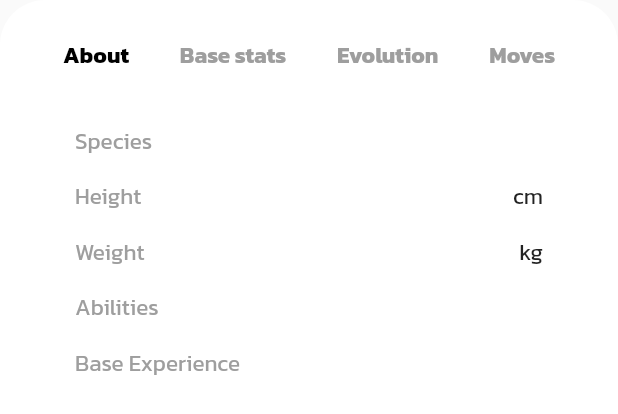
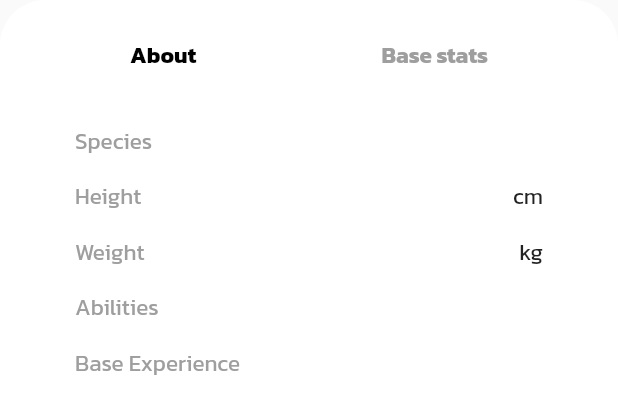
Before and after one commit to peetck/pokedex_app, a Flutter app: the BottomDetailCard widget shown alone on an empty page, opened directly with empty values, on a phone screen of 412 x 824 dp. Shown: the top 414 px of the screen. Run offline on Flutter 3.47's test engine with Material 2 defaults, Android fonts, the phone set to English and light mode, and no system bars; network calls fail.

```diff
--- a/lib/main.dart
+++ b/lib/main.dart
@@ -18,7 +18,7 @@ class MyApp extends StatelessWidget {
   Widget build(BuildContext context) {
     return MaterialApp(
       debugShowCheckedModeBanner: false, // for disable debug tag on device
-      title: 'Pokedex App',
+      title: 'Kanto Pokédex App',
       theme: ThemeData(
         inputDecorationTheme: InputDecorationTheme(
           focusedBorder: UnderlineInputBorder(
--- a/lib/widgets/detail/bottom_detail_card.dart
+++ b/lib/widgets/detail/bottom_detail_card.dart
@@ -2,14 +2,10 @@ import 'package:flutter/material.dart';
 
 import 'pages/about.dart';
 import 'pages/base_stats.dart';
-import 'pages/evolution.dart';
-import 'pages/moves.dart';
 
 enum TabBarSelection {
   ABOUT,
   BASE_STATS,
-  EVOLUTION,
-  MOVES,
 }
 
 class BottomDetailCard extends StatefulWidget {
@@ -87,40 +83,6 @@ class _BottomDetailCardState extends State<BottomDetailCard> {
                     ),
                   ),
                 ),
-                InkWell(
-                  onTap: () {
-                    setState(() {
-                      currentTab = TabBarSelection.EVOLUTION;
-                    });
-                  },
-                  child: Text(
-                    'Evolution',
-                    style: TextStyle(
-                      fontSize: 15,
-                      fontWeight: FontWeight.bold,
-                      color: currentTab == TabBarSelection.EVOLUTION
-                          ? Colors.black
-                          : Colors.grey,
-                    ),
-                  ),
-                ),
-                InkWell(
-                  onTap: () {
-                    setState(() {
-                      currentTab = TabBarSelection.MOVES;
-                    });
-                  },
-                  child: Text(
-                    'Moves',
-                    style: TextStyle(
-                      fontSize: 15,
-                      color: currentTab == TabBarSelection.MOVES
-                          ? Colors.black
-                          : Colors.grey,
-                      fontWeight: FontWeight.bold,
-                    ),
-                  ),
-                ),
               ],
             ),
             const SizedBox(height: 25),
@@ -132,14 +94,9 @@ class _BottomDetailCardState extends State<BottomDetailCard> {
                 abilities: widget.abilities,
                 baseExperience: widget.baseExperience,
               ),
-            if (currentTab == TabBarSelection.BASE_STATS) BaseStats(stats: widget.stats,),
-            if (currentTab == TabBarSelection.EVOLUTION)
-              Container(
-                child: CircularProgressIndicator(),
-              ),
-            if (currentTab == TabBarSelection.MOVES)
-              Container(
-                child: CircularProgressIndicator(),
+            if (currentTab == TabBarSelection.BASE_STATS)
+              BaseStats(
+                stats: widget.stats,
               ),
           ],
         ),
```
Also changed, not shown: lib/screens/overview_screen.dart (+16 -3 lines), lib/widgets/detail/pages/evolution.dart (deleted), lib/widgets/detail/pages/moves.dart (deleted).
